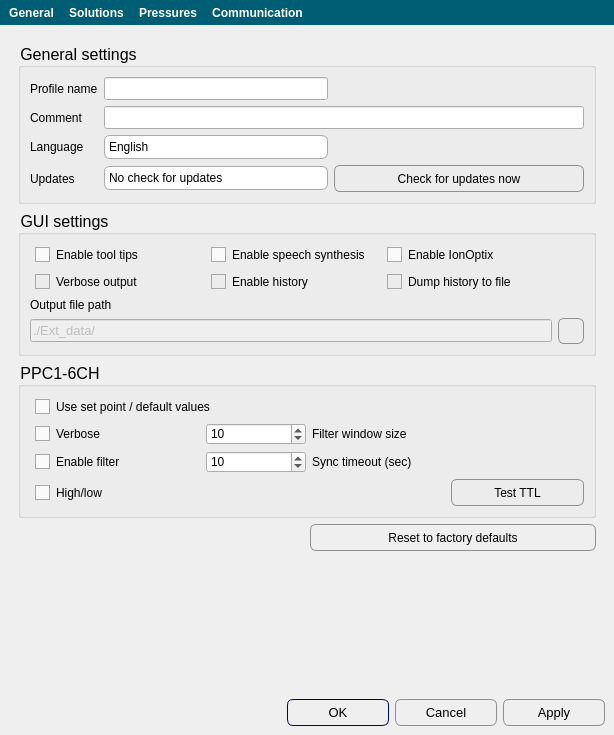
Before: the Qt Designer form apps/BioZone6/forms/tools.ui in bellonemauro/BioZone6, drawn with Qt 5.
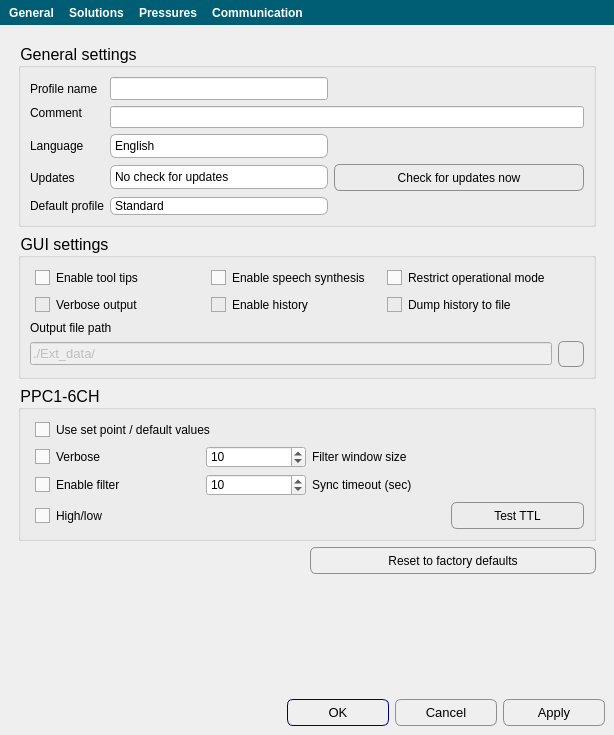
After: the same form once the commit is applied. The open tabs and pages were chosen to show the change. Icons and pictures are not drawn.

The edit to the form file:
```diff
--- a/apps/BioZone6/forms/tools.ui
+++ b/apps/BioZone6/forms/tools.ui
@@ -264,30 +264,6 @@
            <string>General settings</string>
           </property>
           <layout class="QGridLayout" name="gridLayout_13">
-           <item row="0" column="0">
-            <widget class="QLabel" name="label_17">
-             <property name="font">
-              <font>
-               <pointsize>9</pointsize>
-              </font>
-             </property>
-             <property name="text">
-              <string>Profile name</string>
-             </property>
-            </widget>
-           </item>
-           <item row="2" column="0">
-            <widget class="QLabel" name="label_15">
-             <property name="font">
-              <font>
-               <pointsize>9</pointsize>
-              </font>
-             </property>
-             <property name="text">
-              <string>Language</string>
-             </property>
-            </widget>
-           </item>
            <item row="0" column="1">
             <widget class="QLineEdit" name="lineEdit_userName">
              <property name="font">
@@ -309,19 +285,7 @@
              </property>
             </widget>
            </item>
-           <item row="1" column="0">
-            <widget class="QLabel" name="label_19">
-             <property name="font">
-              <font>
-               <pointsize>9</pointsize>
-              </font>
-             </property>
-             <property name="text">
-              <string>Comment</string>
-             </property>
-            </widget>
-           </item>
-           <item row="2" column="1">
+           <item row="4" column="1">
             <widget class="QComboBox" name="comboBox_language">
              <property name="sizePolicy">
               <sizepolicy hsizetype="Preferred" vsizetype="Preferred">
@@ -396,21 +360,27 @@
              </item>
             </widget>
            </item>
-           <item row="1" column="1" colspan="3">
-            <widget class="QLineEdit" name="lineEdit_comment">
+           <item row="5" column="0">
+            <widget class="QLabel" name="label_22">
              <property name="font">
               <font>
-               <pointsize>10</pointsize>
+               <pointsize>9</pointsize>
               </font>
              </property>
-             <property name="toolTip">
-              <string>&lt;html&gt;&lt;head/&gt;&lt;body&gt;&lt;p&gt;Add your comment here, this can be a date or any information useful for this profile&lt;/p&gt;&lt;/body&gt;&lt;/html&gt;</string>
+             <property name="text">
+              <string>Updates</string>
              </property>
-             <property name="accessibleDescription">
-              <string/>
+            </widget>
+           </item>
+           <item row="0" column="0">
+            <widget class="QLabel" name="label_17">
+             <property name="font">
+              <font>
+               <pointsize>9</pointsize>
+              </font>
              </property>
              <property name="text">
-              <string notr="true"/>
+              <string>Profile name</string>
              </property>
             </widget>
            </item>
@@ -427,17 +397,7 @@
              </property>
             </spacer>
            </item>
-           <item row="3" column="2" colspan="2">
-            <widget class="QPushButton" name="pushButton_checkUpdates">
-             <property name="styleSheet">
-              <string notr="true"/>
-             </property>
-             <property name="text">
-              <string>Check for updates now</string>
-             </property>
-            </widget>
-           </item>
-           <item row="3" column="1">
+           <item row="5" column="1">
             <widget class="QComboBox" name="comboBox_automaticUpdates">
              <property name="minimumSize">
               <size>
@@ -470,15 +430,73 @@
              </item>
             </widget>
            </item>
-           <item row="3" column="0">
-            <widget class="QLabel" name="label_22">
+           <item row="6" column="0">
+            <widget class="QLabel" name="label_54">
+             <property name="text">
+              <string>Default profile</string>
+             </property>
+            </widget>
+           </item>
+           <item row="4" column="0">
+            <widget class="QLabel" name="label_15">
              <property name="font">
               <font>
                <pointsize>9</pointsize>
               </font>
              </property>
              <property name="text">
-              <string>Updates</string>
+              <string>Language</string>
+             </property>
+            </widget>
+           </item>
+           <item row="6" column="1">
+            <widget class="QComboBox" name="comboBox_profileSetting">
+             <item>
+              <property name="text">
+               <string>Standard</string>
+              </property>
+             </item>
+             <item>
+              <property name="text">
+               <string>Wide</string>
+              </property>
+             </item>
+             <item>
+              <property name="text">
+               <string>UWZ</string>
+              </property>
+             </item>
+            </widget>
+           </item>
+           <item row="5" column="2" colspan="2">
+            <widget class="QPushButton" name="pushButton_checkUpdates">
+             <property name="styleSheet">
+              <string notr="true"/>
+             </property>
+             <property name="text">
+              <string>Check for updates now</string>
+             </property>
+            </widget>
+           </item>
+           <item row="1" column="0">
+            <widget class="QLabel" name="label_19">
+             <property name="font">
+              <font>
+               <pointsize>9</pointsize>
+              </font>
+             </property>
+             <property name="text">
+              <string>Comment</string>
+             </property>
+             <property name="alignment">
+              <set>Qt::AlignLeading|Qt::AlignLeft|Qt::AlignTop</set>
+             </property>
+            </widget>
+           </item>
+           <item row="1" column="1" colspan="3">
+            <widget class="QLineEdit" name="lineEdit_comment">
+             <property name="toolTip">
+              <string>&lt;html&gt;&lt;head/&gt;&lt;body&gt;&lt;p&gt;Add here any comment for this setting profile, date, and experimental setting might help you  &lt;/p&gt;&lt;/body&gt;&lt;/html&gt;</string>
              </property>
             </widget>
            </item>
@@ -645,7 +663,7 @@
            <item row="0" column="2">
             <widget class="QCheckBox" name="checkBox_enableIONoptix">
              <property name="text">
-              <string>Enable IonOptix</string>
+              <string>Restrict operational mode</string>
              </property>
             </widget>
            </item>
```
Left out of the diff: 15 changed lines with no effect on the pictures.
